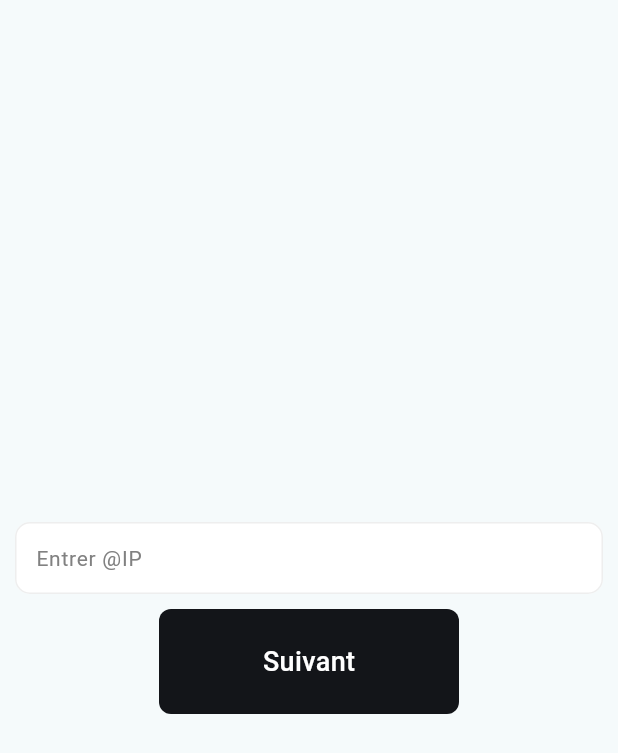
After one commit to HamzaNechi/orange-grs, a Flutter app: the GetIpAddress screen opened directly, on a phone screen of 412 x 824 dp. The commit adds this screen. Shown: the top 753 px of the screen. Run offline on Flutter 3.47's test engine with Material 3 defaults, Android fonts, the phone set to English and light mode, and no system bars; our stand-ins replace dartz, equatable, fl_chart, flutter_bloc, get_it, google_nav_bar and 5 more; missing offline and left inert: shimmer_loading; accounts and stored records are empty; network calls fail; Roboto replaces fonts that are missing (Rubik-SemiBold).

Commit message:
commit 02/06/2024

```diff
--- /dev/null
+++ b/lib/core/widgets/get_ip_adress_widget.dart
@@ -0,0 +1,68 @@
+import 'package:flutter/material.dart';
+import 'package:orange_grs/core/colors/light_theme_colors.dart';
+import 'package:orange_grs/core/navigations/bottom_nav.dart';
+import 'package:orange_grs/features/auth/presentation/pages/login_page.dart';
+import 'package:orange_grs/main.dart';
+
+class GetIpAddress extends StatelessWidget {
+  const GetIpAddress({super.key});
+
+  @override
+  Widget build(BuildContext context) {
+
+    TextEditingController ipController = TextEditingController();
+    return Scaffold(
+      body: Padding(
+        padding: EdgeInsets.all(10),
+        child: Column(
+          mainAxisAlignment: MainAxisAlignment.center,
+          crossAxisAlignment: CrossAxisAlignment.center,
+          children: [
+            TextFormField(
+                                  controller: ipController,
+                                  textInputAction: TextInputAction.next,
+                                  keyboardType:  TextInputType.number,
+                                  decoration: const InputDecoration(
+                                      hintText: 'Entrer @IP',
+                                      contentPadding: EdgeInsets.all(10)
+                                      //prefixIcon: Icon(CupertinoIcons.text_aligncenter),
+                                      ),
+                                  onChanged: (value) {
+
+                                  },
+                                ),
+
+
+           const SizedBox(height: 10,),
+
+
+           InkWell(
+                                onTap: () {
+
+                                  sharedPref.setString('ip', ipController.text);
+                                  bool toLoginOrDashboard = sharedPref.getString("token") == null || sharedPref.getString("token")!.isEmpty;
+                                   Navigator.pushReplacement(context, MaterialPageRoute(builder: (context) => toLoginOrDashboard ? const LoginPage() : const BottomNav(),));
+
+                                },
+                                child: Container(
+                                    height: 70,
+                                    width: 200,
+                                    decoration: BoxDecoration(
+                                        color: secondaryColor,
+                                        borderRadius: BorderRadius.circular(8)),
+                                    child: const Center(
+                                      child: Text(
+                                        "Suivant",
+                                        style: TextStyle(
+                                            color: whiteColor,
+                                            fontSize: 18,
+                                            fontWeight: FontWeight.w500),
+                                      ),
+                                    )),
+                              ),
+          ],
+        ),
+        ),
+    );
+  }
+}
--- a/lib/core/widgets/splash_screen.dart
+++ b/lib/core/widgets/splash_screen.dart
@@ -2,6 +2,7 @@ import 'package:flutter/material.dart';
 import 'package:lottie/lottie.dart';
 import 'package:orange_grs/core/navigations/bottom_nav.dart';
 import 'package:orange_grs/core/responsive/responsiveController.dart';
+import 'package:orange_grs/core/widgets/get_ip_adress_widget.dart';
 import 'package:orange_grs/features/auth/presentation/pages/login_page.dart';
 import 'package:orange_grs/main.dart';
 
@@ -20,6 +21,7 @@ class SplashScreen extends StatelessWidget {
       const Duration(seconds:4),
       () {
         Navigator.pushReplacement(context, MaterialPageRoute(builder: (context) => toLoginOrDashboard ? const LoginPage() : const BottomNav(),));
+       //Navigator.pushReplacement(context, MaterialPageRoute(builder: (context) => const GetIpAddress()));
     });
 
     DeviceType deviceType = ResponsiveController().getDeviceType(MediaQuery.of(context));
--- a/lib/features/auth/data/datasources/remote_datasource_auth.dart
+++ b/lib/features/auth/data/datasources/remote_datasource_auth.dart
@@ -20,7 +20,7 @@ class AuthRemoteDataSourceImpl implements AuthRemoteDataSource{
 
   @override
   Future<LoginResponse> doLogin(String login, String password) async {
-    const uri = "$BASE_URL_PUBLIC/auth/login";
+    final uri = "$BASE_URL_PUBLIC/auth/login";
 
     final _header  = {
       "Content-Type": "application/json",
@@ -52,7 +52,7 @@ class AuthRemoteDataSourceImpl implements AuthRemoteDataSource{
 
   @override
   Future<UserModel> getUserConnected() async {
-    const uri = "$BASE_URL_PUBLIC/auth/user";
+    final uri = "$BASE_URL_PUBLIC/auth/user";
 
     final header  = {
       "Content-Type": "application/json",
--- a/lib/features/visites/data/datasources/visite_remote_datasource.dart
+++ b/lib/features/visites/data/datasources/visite_remote_datasource.dart
@@ -52,7 +52,7 @@ class VisiteRemoteDataSourceImpl extends VisiteRemoteDataSource{
   @override
   Future<String> addNewVisite(VisiteModel visiteModel, XFile file) async{
 
-    const url = "$BASE_URL_PUBLIC/visites";
+    final url = "$BASE_URL_PUBLIC/visites";
 
     try{
 
@@ -116,7 +116,7 @@ class VisiteRemoteDataSourceImpl extends VisiteRemoteDataSource{
 
   @override
   Future<String> updateVisite(VisiteModel visiteModel, XFile? file) async {
-    const url = "$BASE_URL_PUBLIC/visites/";
+    final url = "$BASE_URL_PUBLIC/visites/";
 
     try{
 
```
Also changed, not shown: lib/core/strings/urls.dart (+9 -4 lines), 1 other file.
